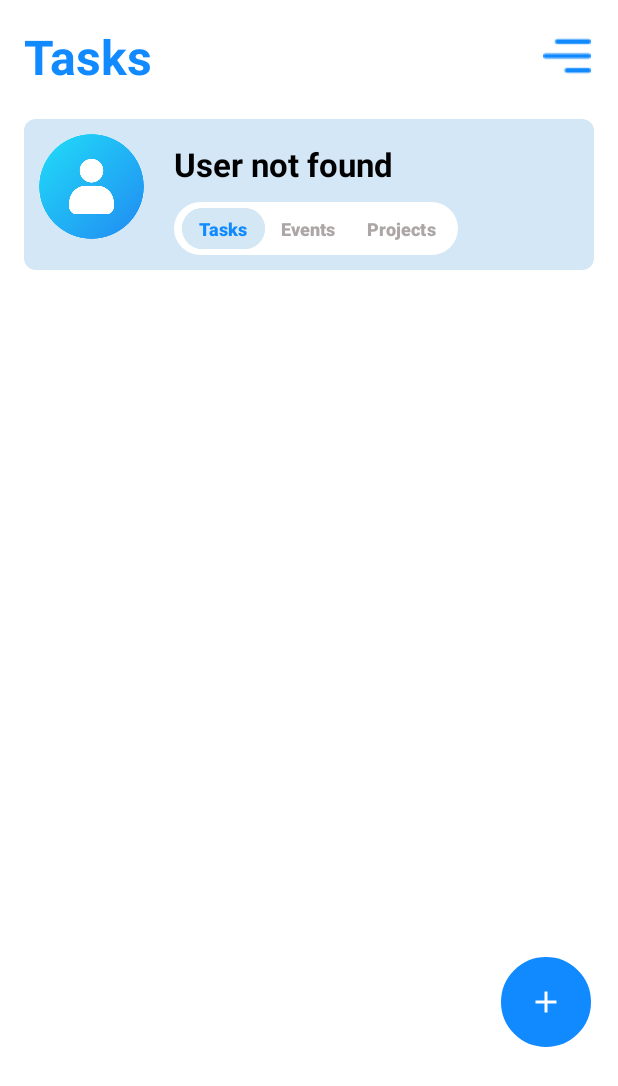
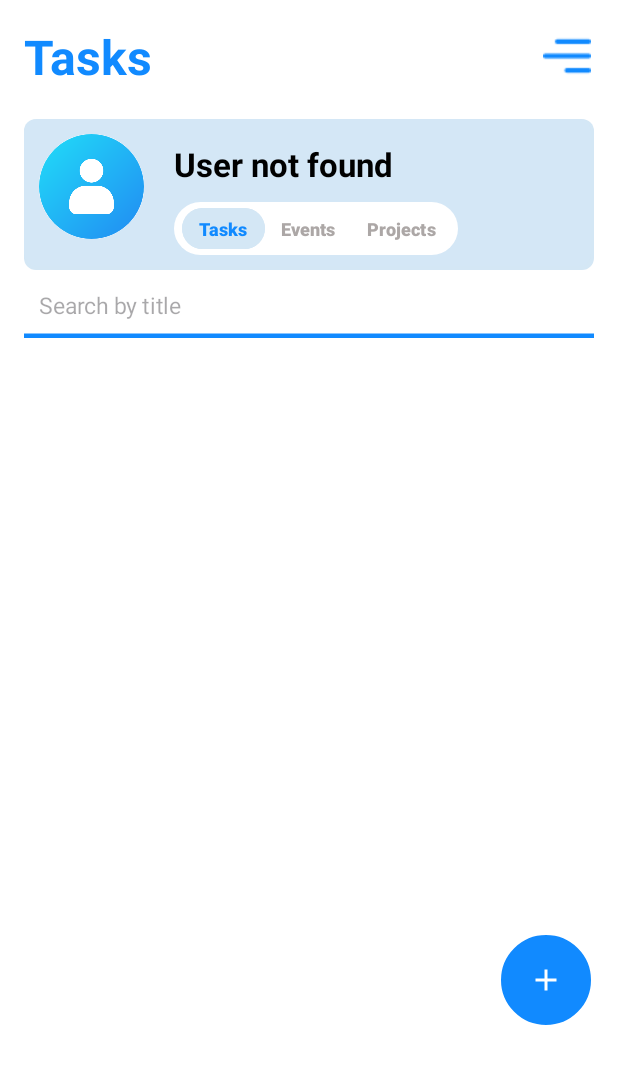
Before and after one commit to ChakraHs/Tasks-Management-Mobile-App-JAVA-ME, an Android app: the screen it shows after launch once a user with an empty profile is signed in (MainActivity), on a phone screen of 412 x 824 dp. Shown: the top 1086 px of the screen. Run offline under Robolectric (Android 15) with nearby library versions, the phone set to English and light mode, and no system bars; our stand-ins replace CircleImageView, Firebase (no records; nobody signed in at launch, a user with empty details on screens opened directly), Picasso.

Commit message:
add search bar to tasks

```diff
--- a/app/src/main/java/com/example/mytask/adapters/TaskAdapter.java
+++ b/app/src/main/java/com/example/mytask/adapters/TaskAdapter.java
@@ -11,121 +11,91 @@ import android.widget.CompoundButton;
 import android.widget.TextView;
 
 import androidx.annotation.NonNull;
-import androidx.fragment.app.FragmentManager;
 import androidx.recyclerview.widget.RecyclerView;
 
 import com.example.mytask.R;
 import com.example.mytask.TaskDetailsActivity;
 import com.example.mytask.Utility;
 import com.example.mytask.models.Task;
-import com.firebase.ui.firestore.FirestoreRecyclerAdapter;
-import com.firebase.ui.firestore.FirestoreRecyclerOptions;
-import com.google.android.gms.tasks.OnFailureListener;
-import com.google.android.gms.tasks.OnSuccessListener;
 import com.google.firebase.auth.FirebaseAuth;
 import com.google.firebase.auth.FirebaseUser;
 import com.google.firebase.firestore.DocumentReference;
 import com.google.firebase.firestore.FirebaseFirestore;
 
-import java.util.LinkedList;
-import java.util.Objects;
+import java.util.List;
 
-public class TaskAdapter extends FirestoreRecyclerAdapter<Task, TaskAdapter.TaskViewHolder> {
+public class TaskAdapter extends RecyclerView.Adapter<TaskAdapter.TaskViewHolder> {
 
-    Context context;
-    FirebaseFirestore db;
-    FirebaseUser currentUser;
+    private Context context;
+    private FirebaseFirestore db;
+    private FirebaseUser currentUser;
+    private List<Task> taskList;
+    private static final String TAG = "TaskAdapter";
 
-    private FragmentManager fragmentManager;
-
-    private LinkedList<Task> tasks;
-    private static final String TAG = "TaskAdapter";
-    public TaskAdapter(@NonNull FirestoreRecyclerOptions<Task> options, Context context) {
-        super(options);
-        this.context=context;
+    public TaskAdapter(List<Task> taskList, Context context) {
+        this.taskList = taskList;
+        this.context = context;
         this.db = FirebaseFirestore.getInstance();
         FirebaseAuth mAuth = FirebaseAuth.getInstance();
         this.currentUser = mAuth.getCurrentUser();
-        this.context = context;
-    }
-
-
-    public TaskAdapter(@NonNull FirestoreRecyclerOptions<Task> options,LinkedList<Task> tasks, Context context , FragmentManager fragmentManager ) {
-        super(options);
-        this.db = FirebaseFirestore.getInstance();
-        FirebaseAuth mAuth = FirebaseAuth.getInstance();
-        this.currentUser = mAuth.getCurrentUser();
-        this.tasks = tasks;
-        this.context = context;
-        this.fragmentManager = fragmentManager;
-    }
-
-    @Override
-    protected void onBindViewHolder(@NonNull TaskViewHolder holder, int position, @NonNull Task task) {
-        Utility.setTextViewMaxCharacters(task.getTitle(), 18);
-        holder.titleTextView.setText(Utility.setTextViewMaxCharacters(task.getTitle(), 18));
-        holder.descriptionTextView.setText(task.getDescription());
-        holder.isDone.setChecked(task.getIsDone());
-
-        // Set the end time of the task if available
-        if (task.getEndTimestamp() != null) {
-            holder.endTimeTextView.setText(Utility.timestampToTime(task.getEndTimestamp()));
-            holder.timestampTextView.setText(Utility.timestampToString(task.getEndTimestamp()));
-        } else {
-            holder.endTimeTextView.setText("18:00"); // Clear text if end time is not available
-            holder.timestampTextView.setText(Utility.timestampToString(task.getTimestamp()));
-        }
-
-        holder.isDone.setOnCheckedChangeListener(null); // To prevent unwanted triggering of listener
-
-        holder.isDone.setOnCheckedChangeListener(new CompoundButton.OnCheckedChangeListener() {
-            private static final String TAG = "TASK_ITEM";
-
-            @Override
-            public void onCheckedChanged(CompoundButton buttonView, boolean isChecked) {
-                DocumentReference userTasksRef;
-                String docId = getSnapshots().getSnapshot(holder.getAdapterPosition()).getId();
-                userTasksRef = Utility.getCollectionReferenceForTask().document(docId);
-                // Traitement à effectuer lorsque la case est cochée ou décochée
-                if (isChecked) {
-                    userTasksRef
-                            .update("isDone",true)
-                            .addOnSuccessListener(aVoid -> Log.d(TAG, "DocumentSnapshot successfully updated!"))
-                            .addOnFailureListener(e -> Log.w(TAG, "Error updating document", e));
-
-                } else {
-
-                    userTasksRef
-                            .update("isDone",false)
-                            .addOnSuccessListener(aVoid -> Log.d(TAG, "DocumentSnapshot successfully updated!"))
-                            .addOnFailureListener(e -> Log.w(TAG, "Error updating document", e));
-
-
-                }
-            }
-        });
-
-        holder.itemView.setOnClickListener(v->{
-            Intent intent = new Intent(context, TaskDetailsActivity.class);
-            intent.putExtra("title",task.getTitle());
-            intent.putExtra("description",task.getDescription());
-            String docId = this.getSnapshots().getSnapshot(position).getId();
-            intent.putExtra("docId",docId);
-            context.startActivity(intent);
-        });
     }
 
     @NonNull
     @Override
     public TaskViewHolder onCreateViewHolder(@NonNull ViewGroup parent, int viewType) {
-        View view = LayoutInflater.from(parent.getContext()).inflate(R.layout.recycler_task_item,parent,false);
+        View view = LayoutInflater.from(parent.getContext()).inflate(R.layout.recycler_task_item, parent, false);
         return new TaskViewHolder(view);
     }
 
-    class TaskViewHolder extends RecyclerView.ViewHolder{
+    @Override
+    public void onBindViewHolder(@NonNull TaskViewHolder holder, int position) {
+        Task task = taskList.get(position);
+        holder.titleTextView.setText(Utility.setTextViewMaxCharacters(task.getTitle(), 18));
+        holder.descriptionTextView.setText(task.getDescription());
+        holder.isDone.setChecked(task.getIsDone());
 
-        TextView titleTextView,descriptionTextView,timestampTextView,endTimeTextView;
+        if (task.getEndTimestamp() != null) {
+            holder.endTimeTextView.setText(Utility.timestampToTime(task.getEndTimestamp()));
+            holder.timestampTextView.setText(Utility.timestampToString(task.getEndTimestamp()));
+        } else {
+            holder.endTimeTextView.setText("18:00");
+            holder.timestampTextView.setText(Utility.timestampToString(task.getTimestamp()));
+        }
+
+        holder.isDone.setOnCheckedChangeListener(null); // Prevent unwanted triggering
+
+        holder.isDone.setOnCheckedChangeListener((buttonView, isChecked) -> {
+            DocumentReference userTasksRef;
+            String docId = task.getId();
+            userTasksRef = Utility.getCollectionReferenceForTask().document(docId);
+            userTasksRef.update("isDone", isChecked)
+                    .addOnSuccessListener(aVoid -> Log.d(TAG, "DocumentSnapshot successfully updated!"))
+                    .addOnFailureListener(e -> Log.w(TAG, "Error updating document", e));
+        });
+
+        holder.itemView.setOnClickListener(v -> {
+            Intent intent = new Intent(context, TaskDetailsActivity.class);
+            intent.putExtra("title", task.getTitle());
+            intent.putExtra("description", task.getDescription());
+            intent.putExtra("docId", task.getId());
+            context.startActivity(intent);
+        });
+    }
+
+    @Override
+    public int getItemCount() {
+        return taskList.size();
+    }
+
+    public void updateTasks(List<Task> newTaskList) {
+        this.taskList = newTaskList;
+        notifyDataSetChanged();
+    }
+
+    static class TaskViewHolder extends RecyclerView.ViewHolder {
+        TextView titleTextView, descriptionTextView, timestampTextView, endTimeTextView;
         CheckBox isDone;
+
         public TaskViewHolder(@NonNull View itemView) {
             super(itemView);
             titleTextView = itemView.findViewById(R.id.task_title_text_view);
@@ -134,7 +104,5 @@ public class TaskAdapter extends FirestoreRecyclerAdapter<Task, TaskAdapter.Task
             endTimeTextView = itemView.findViewById(R.id.time);
             isDone = itemView.findViewById(R.id.done_checkbox);
         }
-
     }
-
 }
--- a/app/src/main/java/com/example/mytask/fragments/TasksFragment.java
+++ b/app/src/main/java/com/example/mytask/fragments/TasksFragment.java
@@ -1,51 +1,46 @@
 package com.example.mytask.fragments;
 
-import android.content.Intent;
 import android.os.Bundle;
-
 import androidx.fragment.app.Fragment;
 import androidx.recyclerview.widget.LinearLayoutManager;
 import androidx.recyclerview.widget.RecyclerView;
-
+import android.text.Editable;
+import android.text.TextWatcher;
 import android.util.Log;
 import android.view.LayoutInflater;
 import android.view.View;
 import android.view.ViewGroup;
-import android.widget.ImageButton;
+import android.widget.EditText;
 import android.widget.ProgressBar;
 
-import com.example.mytask.MainActivity;
 import com.example.mytask.R;
-import com.example.mytask.TaskDetailsActivity;
 import com.example.mytask.Utility;
 import com.example.mytask.adapters.TaskAdapter;
 import com.example.mytask.models.Task;
-import com.firebase.ui.firestore.FirestoreRecyclerOptions;
-import com.google.android.gms.tasks.OnCompleteListener;
 import com.google.firebase.firestore.FirebaseFirestore;
 import com.google.firebase.firestore.Query;
 import com.google.firebase.firestore.QueryDocumentSnapshot;
 import com.google.firebase.firestore.QuerySnapshot;
+import com.google.android.gms.tasks.OnCompleteListener;
 
+import java.util.ArrayList;
 import java.util.LinkedList;
+import java.util.List;
 
 public class TasksFragment extends Fragment {
 
+    private static final String TAG = "TasksFragment";
 
-    private static final String TAG = "TasksRecyclerView";
+    private ProgressBar progressBar;
+    private RecyclerView tasksRecyclerView;
+    private TaskAdapter taskAdapter;
+    private FirebaseFirestore db;
+    private EditText searchEditText;
+    private List<Task> taskList;
 
     public TasksFragment() {
         // Required empty public constructor
     }
-
-        private ProgressBar progressBar;
-        RecyclerView tasksRecyclerView;
-
-        TaskAdapter taskAdapter;
-
-        private LinkedList<Task> tasks;
-
-        private FirebaseFirestore db;
 
     public static TasksFragment newInstance(String param1, String param2) {
         TasksFragment fragment = new TasksFragment();
@@ -58,58 +53,90 @@ public class TasksFragment extends Fragment {
     public void onCreate(Bundle savedInstanceState) {
         super.onCreate(savedInstanceState);
         db = FirebaseFirestore.getInstance();
+        taskList = new ArrayList<>();
     }
 
     @Override
-    public View onCreateView(LayoutInflater inflater, ViewGroup container,
-                             Bundle savedInstanceState) {
-
-        // Inflate the layout for this fragment
+    public View onCreateView(LayoutInflater inflater, ViewGroup container, Bundle savedInstanceState) {
         View view = inflater.inflate(R.layout.fragment_tasks, container, false);
 
         progressBar = view.findViewById(R.id.progress_bar);
+        tasksRecyclerView = view.findViewById(R.id.recycler_view);
+        searchEditText = view.findViewById(R.id.searchEditText);
 
-        tasksRecyclerView = view.findViewById(R.id.recycler_view);
-
-        // Initially, show the progress bar and hide the RecyclerView
         progressBar.setVisibility(View.VISIBLE);
         tasksRecyclerView.setVisibility(View.GONE);
 
-        setupRecyclerView();
-        // Inflate the layout for this fragment
+        fetchTasksFromFirestore();
+
         return view;
     }
 
-        void setupRecyclerView(){
-            Query query = Utility.getCollectionReferenceForTask().orderBy("timestamp", Query.Direction.DESCENDING);
-            FirestoreRecyclerOptions<Task> options = new FirestoreRecyclerOptions.Builder<Task>()
-                    .setQuery(query,Task.class).build();
-            tasksRecyclerView.setLayoutManager(new LinearLayoutManager(getActivity()));
-            taskAdapter = new TaskAdapter(options,getActivity());
-            tasksRecyclerView.setAdapter(taskAdapter);
+    private void fetchTasksFromFirestore() {
+        Utility.getCollectionReferenceForTask().orderBy("timestamp", Query.Direction.DESCENDING).get()
+                .addOnCompleteListener(task -> {
+                    if (task.isSuccessful() && task.getResult() != null) {
+                        taskList.clear();
+                        for (QueryDocumentSnapshot document : task.getResult()) {
+                            Task taskItem = document.toObject(Task.class);
+                            taskItem.setId(document.getId()); // Store document ID
+                            taskList.add(taskItem);
+                        }
+                        setupRecyclerView();
+                        progressBar.setVisibility(View.GONE);
+                        tasksRecyclerView.setVisibility(View.VISIBLE);
+                        Log.d("List tasks", taskList.toString());
+                    } else {
+                        Log.d(TAG, "Error getting documents: ", task.getException());
+                    }
+                });
+    }
 
-            // Hide the progress bar
-            progressBar.setVisibility(View.GONE);
-            // Show the RecyclerView
-            tasksRecyclerView.setVisibility(View.VISIBLE);
+    private void setupRecyclerView() {
+        taskAdapter = new TaskAdapter(taskList, getActivity());
+        tasksRecyclerView.setLayoutManager(new LinearLayoutManager(getActivity()));
+        tasksRecyclerView.setAdapter(taskAdapter);
 
+        searchEditText.addTextChangedListener(new TextWatcher() {
+            @Override
+            public void afterTextChanged(Editable s) {
+                Log.d(TAG, "filtres récupérées avec succès : afterTextChanged");
+            }
+
+            @Override
+            public void beforeTextChanged(CharSequence s, int start, int count, int after) {
+                Log.d(TAG, "filtres récupérées avec succès : beforeTextChanged");
+            }
+
+            @Override
+            public void onTextChanged(CharSequence s, int start, int before, int count) {
+                Log.d(TAG, "filtres récupérées avec succès : onTextChanged " + s.toString());
+                filterTasks(s.toString());
+            }
+        });
+    }
+
+    private void filterTasks(String searchText) {
+        LinkedList<Task> filteredTasks = new LinkedList<>();
+        for (Task task : taskList) {
+            if (task.getTitle().contains(searchText) || task.getDescription().contains(searchText)) {
+                filteredTasks.add(task);
+            }
         }
-
+        taskAdapter.updateTasks(filteredTasks);
+    }
 
     @Override
     public void onStart() {
         super.onStart();
         if (taskAdapter != null) {
-            taskAdapter.startListening();
+            taskAdapter.notifyDataSetChanged();
         }
     }
 
     @Override
     public void onStop() {
         super.onStop();
-        if (taskAdapter != null) {
-            taskAdapter.stopListening();
-        }
     }
 
     @Override
@@ -119,5 +146,4 @@ public class TasksFragment extends Fragment {
             taskAdapter.notifyDataSetChanged();
         }
     }
-
 }
--- a/app/src/main/res/layout/activity_main.xml
+++ b/app/src/main/res/layout/activity_main.xml
@@ -40,11 +40,12 @@
         android:layout_width="match_parent"
         android:layout_height="wrap_content"
         android:layout_below="@id/title_bar_layout"
-        android:layout_marginVertical="20dp"
+        android:layout_marginTop="20dp"
         android:id="@+id/user_info"
         android:background="@drawable/shadow_background"
         android:backgroundTint="#D4E7F5"
         android:padding="10dp"
+        android:layout_marginBottom="5dp"
         >
 
         <de.hdodenhof.circleimageview.CircleImageView
--- a/app/src/main/res/layout/fragment_tasks.xml
+++ b/app/src/main/res/layout/fragment_tasks.xml
@@ -9,19 +9,35 @@
         android:layout_width="match_parent"
         android:layout_height="wrap_content">
 
+        <EditText
+            android:id="@+id/searchEditText"
+            android:layout_width="match_parent"
+            android:layout_height="wrap_content"
+            android:hint="Search by title"
+            android:scaleX="1.5"
+            android:scaleY="1.5"
+            android:backgroundTint="@color/primary"
+            android:paddingTop="12dp"
+            android:paddingBottom="14dp"
+            android:paddingLeft="70dp"
+            android:textSize="10dp"
+            android:layout_marginBottom="8dp"
+            />
+
         <ProgressBar
             android:id="@+id/progress_bar"
             android:layout_width="wrap_content"
             android:layout_height="match_parent"
             android:layout_centerInParent="true"
             android:indeterminateTint="@color/primary"
-            android:visibility="visible" />
+            android:visibility="gone" />
 
         <androidx.recyclerview.widget.RecyclerView
             android:layout_width="match_parent"
             android:layout_height="match_parent"
             android:id="@+id/recycler_view"
-            android:visibility="gone"
+            android:visibility="visible"
+            android:layout_below="@+id/searchEditText"
             />
 
     </RelativeLayout>
```
Also changed, not shown: app/src/main/res/drawable/edittext_underline.xml (added, +15 -0 lines), 2 other files.
